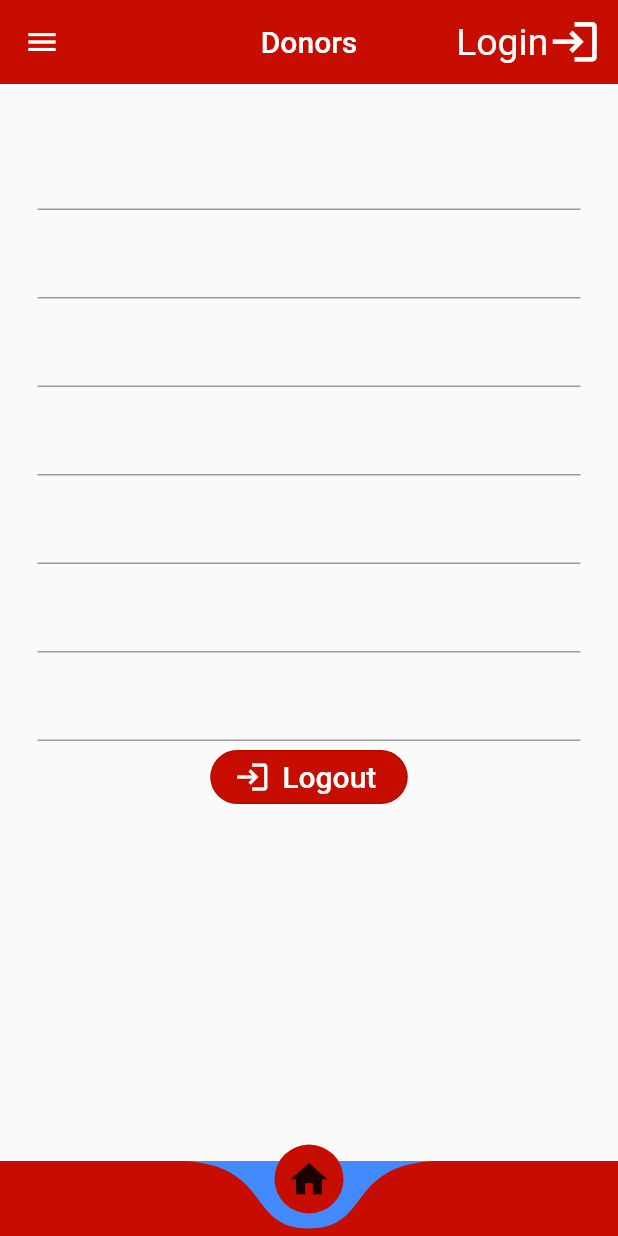
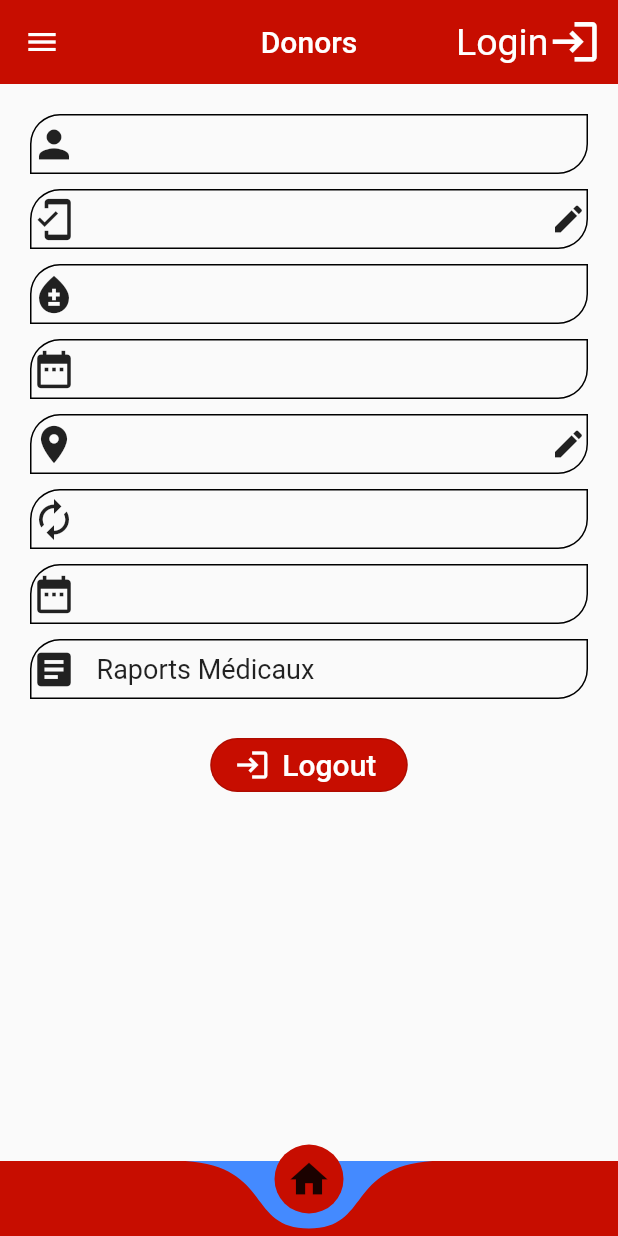
Before and after one commit to Mohamdi-Ebloul/demna, a Flutter app: the ProfilePage screen opened by its route, on a phone screen of 412 x 824 dp. Run offline on Flutter 3.47's test engine with Material 2 defaults, Android fonts, the phone set to English and light mode, and no system bars; drawn by our look-alikes of curved_navigation_bar; our stand-ins replace introduction_screen, shared_preferences; accounts and stored records are empty.

Commit message:
avant final

```diff
--- a/lib/login.dart
+++ b/lib/login.dart
@@ -163,6 +163,8 @@ class _LoginPageState extends State<LoginPage> {
         //     .showSnackBar(SnackBar(content: Text("Token: ${body['token']} ")));
         pageRoue(
             body['token'],
+            body['id'],
+            body['Nom'],
             body['mobile'],
             body['date_naissance'],
             body['bloodgroup'],
@@ -181,6 +183,8 @@ class _LoginPageState extends State<LoginPage> {
 
   void pageRoue(
       String token,
+      int id,
+      String Nom,
       String mobile,
       String date_naissance,
       String bloodgroup,
@@ -189,6 +193,8 @@ class _LoginPageState extends State<LoginPage> {
       String lastdonat) async {
     SharedPreferences pref = await SharedPreferences.getInstance();
     await pref.setString("login", token);
+    await pref.setInt("id", id);
+    await pref.setString("Nom", Nom);
     await pref.setString("mobile", mobile);
     await pref.setString("date_naissance", date_naissance);
     await pref.setString("bloodgroup", bloodgroup);
--- a/lib/pages/Profile.dart
+++ b/lib/pages/Profile.dart
@@ -1,5 +1,6 @@
 import 'package:curved_navigation_bar/curved_navigation_bar.dart';
 import 'package:demna/fix/navigation.dart';
+import 'package:demna/pages/raport.dart';
 import 'package:flutter/material.dart';
 import 'package:demna/login.dart';
 import 'package:shared_preferences/shared_preferences.dart';
@@ -25,6 +26,8 @@ class _ProfilePageState extends State<ProfilePage> {
 
   final _formKey = GlobalKey<FormState>();
   String token = '';
+  int id = 0;
+  String Nom = '';
   String mobile = '';
   String date_naissance = '';
   String bloodgroup = '';
@@ -41,6 +44,9 @@ class _ProfilePageState extends State<ProfilePage> {
     SharedPreferences pref = await SharedPreferences.getInstance();
     setState(() {
       token = pref.getString("login")!;
+      id = pref.getInt("id")!;
+
+      Nom = pref.getString("Nom")!;
       mobile = pref.getString("mobile")!;
       date_naissance = pref.getString("date_naissance")!;
       bloodgroup = pref.getString("bloodgroup")!;
@@ -64,58 +70,203 @@ class _ProfilePageState extends State<ProfilePage> {
       bottomNavigationBar: navigation(),
       body: Column(
         children: <Widget>[
-          Padding(
-            padding: const EdgeInsets.all(25.0),
-            child: Form(
+          Container(
+            padding: EdgeInsets.all(20.0),
             child: Column(
               children: <Widget>[
-                  TextFormField(
-                    initialValue: '${token}',
-                    onChanged: (value) => _newName = value,
-                    decoration: InputDecoration(labelText: '${token}'),
+                Container(
+                  height: 40,
+                  decoration: BoxDecoration(
+                      border: Border.all(color: Colors.black),
+                      borderRadius: BorderRadius.only(
+                          topLeft: Radius.circular(20),
+                          bottomRight: Radius.circular(20))),
+                  child: Row(
+                    mainAxisAlignment: MainAxisAlignment.spaceBetween,
+                    children: <Widget>[
+                      Row(
+                        children: [
+                          Icon(Icons.person, size: 30.0),
+                          Text('    ${Nom}', style: TextStyle(fontSize: 18.0)),
+                        ],
                       ),
-                  TextFormField(
-                    initialValue: '${mobile}',
-                    onChanged: (value) => _newTel = value,
-                    decoration: InputDecoration(labelText: '${mobile}'),
+                    ],
                   ),
-                  TextFormField(
-                    onChanged: (value) => _age = value,
-                    initialValue: '${date_naissance}',
-                    decoration: InputDecoration(labelText: '${date_naissance}'),
                 ),
-                  TextFormField(
-                    showCursor: false,
-                    readOnly: true,
-                    initialValue: '${bloodgroup}',
-                    decoration: InputDecoration(labelText: '${bloodgroup}'),
+                SizedBox(height: 10.0),
+                Container(
+                  height: 40,
+                  decoration: BoxDecoration(
+                      border: Border.all(color: Colors.black),
+                      borderRadius: BorderRadius.only(
+                          topLeft: Radius.circular(20),
+                          bottomRight: Radius.circular(20))),
+                  child: Row(
+                    mainAxisAlignment: MainAxisAlignment.spaceBetween,
+                    children: <Widget>[
+                      Row(
+                        children: [
+                          Icon(Icons.mobile_friendly, size: 30.0),
+                          Text('    ${mobile}',
+                              style: TextStyle(fontSize: 18.0))
+                        ],
                       ),
-                  TextFormField(
-                    onChanged: (value) => _newWilaye = value,
-                    initialValue: '${address}',
-                    decoration: InputDecoration(labelText: '${address}'),
+                      Row(
+                        children: [
+                          Icon(Icons.edit),
+                        ],
+                      )
+                    ],
                   ),
-                  TextFormField(
-                    initialValue: '${status}',
-                    decoration: InputDecoration(labelText: '${status}'),
                 ),
-                  TextFormField(
-                    initialValue: '${lastdonat}',
-                    onChanged: (value) => _newLastDonation = value,
-                    decoration: InputDecoration(labelText: '${lastdonat}'),
+                SizedBox(height: 10.0),
+                Container(
+                  height: 40,
+                  decoration: BoxDecoration(
+                      border: Border.all(color: Colors.black),
+                      borderRadius: BorderRadius.only(
+                          topLeft: Radius.circular(20),
+                          bottomRight: Radius.circular(20))),
+                  child: Row(
+                    mainAxisAlignment: MainAxisAlignment.spaceBetween,
+                    children: [
+                      Row(
+                        children: <Widget>[
+                          Icon(Icons.bloodtype, size: 30.0),
+                          SizedBox(width: 10.0),
+                          Text('    ${bloodgroup}',
+                              style: TextStyle(fontSize: 18.0))
+                        ],
                       ),
-                  // Bouton pour mettre à jour les informations
-                  // ElevatedButton(
-                  //   onPressed: () async {
-                  //     API.Modifier(token, _newName, _newTel, _newWilaye);
-                  //   },
-                  //   child: Text('Mettre à jour'),
-                  // ),
-
+                    ],
+                  ),
+                ),
+                SizedBox(height: 10.0),
+                Container(
+                  height: 40,
+                  decoration: BoxDecoration(
+                      border: Border.all(color: Colors.black),
+                      borderRadius: BorderRadius.only(
+                          topLeft: Radius.circular(20),
+                          bottomRight: Radius.circular(20))),
+                  child: Row(
+                    mainAxisAlignment: MainAxisAlignment.spaceBetween,
+                    children: [
+                      Row(
+                        children: <Widget>[
+                          Icon(Icons.date_range, size: 30.0),
+                          Text('    ${date_naissance}',
+                              style: TextStyle(fontSize: 18.0))
+                        ],
+                      ),
+                    ],
+                  ),
+                ),
+                SizedBox(height: 10.0),
+                Container(
+                  height: 40,
+                  decoration: BoxDecoration(
+                      border: Border.all(color: Colors.black),
+                      borderRadius: BorderRadius.only(
+                          topLeft: Radius.circular(20),
+                          bottomRight: Radius.circular(20))),
+                  child: Row(
+                    mainAxisAlignment: MainAxisAlignment.spaceBetween,
+                    children: [
+                      Row(
+                        children: <Widget>[
+                          Icon(Icons.place, size: 30.0),
+                          Text('    ${address}',
+                              style: TextStyle(fontSize: 18.0))
+                        ],
+                      ),
+                      Row(
+                        children: [
+                          Icon(Icons.edit),
+                        ],
+                      )
+                    ],
+                  ),
+                ),
+                SizedBox(height: 10.0),
+                Container(
+                  height: 40,
+                  decoration: BoxDecoration(
+                      border: Border.all(color: Colors.black),
+                      borderRadius: BorderRadius.only(
+                          topLeft: Radius.circular(20),
+                          bottomRight: Radius.circular(20))),
+                  child: Row(
+                    mainAxisAlignment: MainAxisAlignment.spaceBetween,
+                    children: [
+                      Row(
+                        children: <Widget>[
+                          Icon(Icons.autorenew, size: 30.0),
+                          Text('    ${status}',
+                              style: TextStyle(fontSize: 18.0))
+                        ],
+                      ),
+                    ],
+                  ),
+                ),
+                SizedBox(height: 10.0),
+                Container(
+                  height: 40,
+                  decoration: BoxDecoration(
+                      border: Border.all(color: Colors.black),
+                      borderRadius: BorderRadius.only(
+                          topLeft: Radius.circular(20),
+                          bottomRight: Radius.circular(20))),
+                  child: Row(
+                    mainAxisAlignment: MainAxisAlignment.spaceBetween,
+                    children: [
+                      Row(
+                        children: <Widget>[
+                          Icon(Icons.date_range, size: 30.0),
+                          Text('    ${lastdonat}',
+                              style: TextStyle(fontSize: 18.0))
+                        ],
+                      ),
+                    ],
+                  ),
+                ),
+                SizedBox(height: 10.0),
+                InkWell(
+                  child: Container(
+                    height: 40,
+                    decoration: BoxDecoration(
+                        border: Border.all(color: Colors.black),
+                        borderRadius: BorderRadius.only(
+                            topLeft: Radius.circular(20),
+                            bottomRight: Radius.circular(20))),
+                    child: Row(
+                      mainAxisAlignment: MainAxisAlignment.spaceBetween,
+                      children: [
+                        Row(
+                          children: <Widget>[
+                            Icon(Icons.article, size: 30.0),
+                            Text('   Raports Médicaux',
+                                style: TextStyle(fontSize: 18.0))
+                          ],
+                        ),
+                      ],
+                    ),
+                  ),
+                  onTap: () async {
+                    SharedPreferences pref =
+                        await SharedPreferences.getInstance();
+                    await pref.setInt("id", id);
+                    Navigator.of(context).pushAndRemoveUntil(
+                        MaterialPageRoute(builder: (context) => raport()),
+                        (route) => false);
+                  },
+                )
+              ],
+            ),
+          ),
           OutlinedButton.icon(
             onPressed: () async {
-                      SharedPreferences pref =
-                          await SharedPreferences.getInstance();
+              SharedPreferences pref = await SharedPreferences.getInstance();
               await pref.clear();
               await pref.setInt("con", 0);
               Navigator.of(context).pushAndRemoveUntil(
@@ -142,10 +293,6 @@ class _ProfilePageState extends State<ProfilePage> {
           )
         ],
       ),
-            ),
-          ),
-        ],
-      ),
     );
   }
 }
--- a/pubspec.yaml
+++ b/pubspec.yaml
@@ -43,6 +43,10 @@ dependencies:
   shared_preferences: ^2.0.17
   curved_navigation_bar: ^1.0.3
   introduction_screen: ^3.1.4
+  syncfusion_flutter_pdf: ^20.4.49
+  open_file: ^2.1.1
+  path_provider: ^2.0.12
+
 #  google_maps_flutter: ^2.2.3
 
 
```
Also changed, not shown: lib/api/api.dart (+36 -0 lines), lib/pages/raport.dart (added, +123 -0 lines), pubspec.lock, 1 other file. Lines whose indentation alone changed are shown as unchanged.
